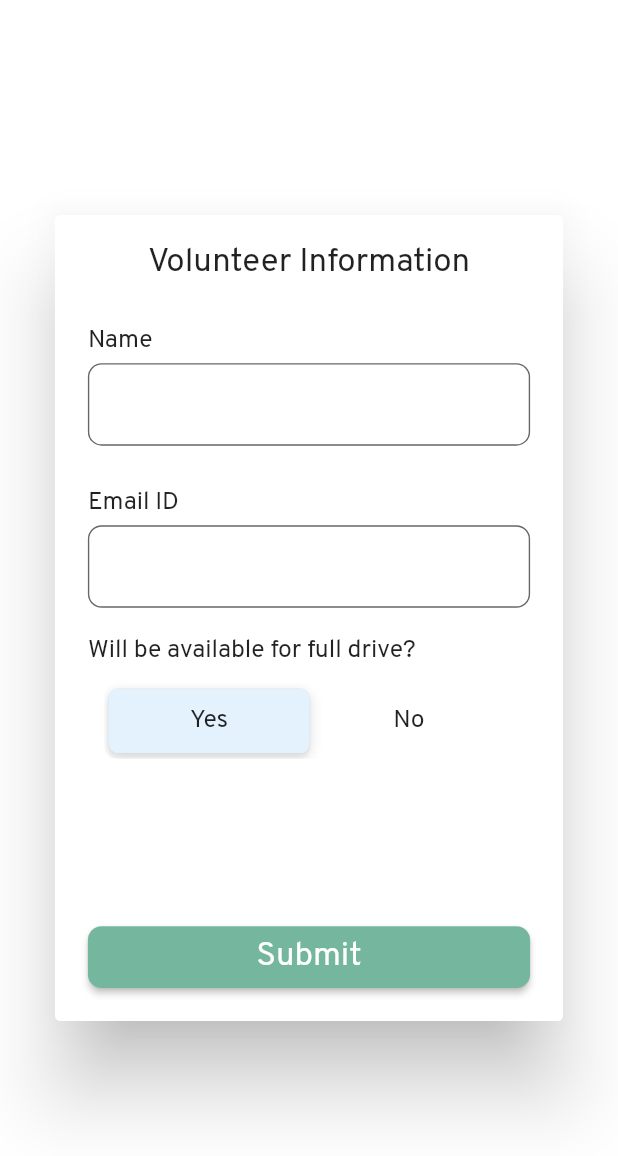
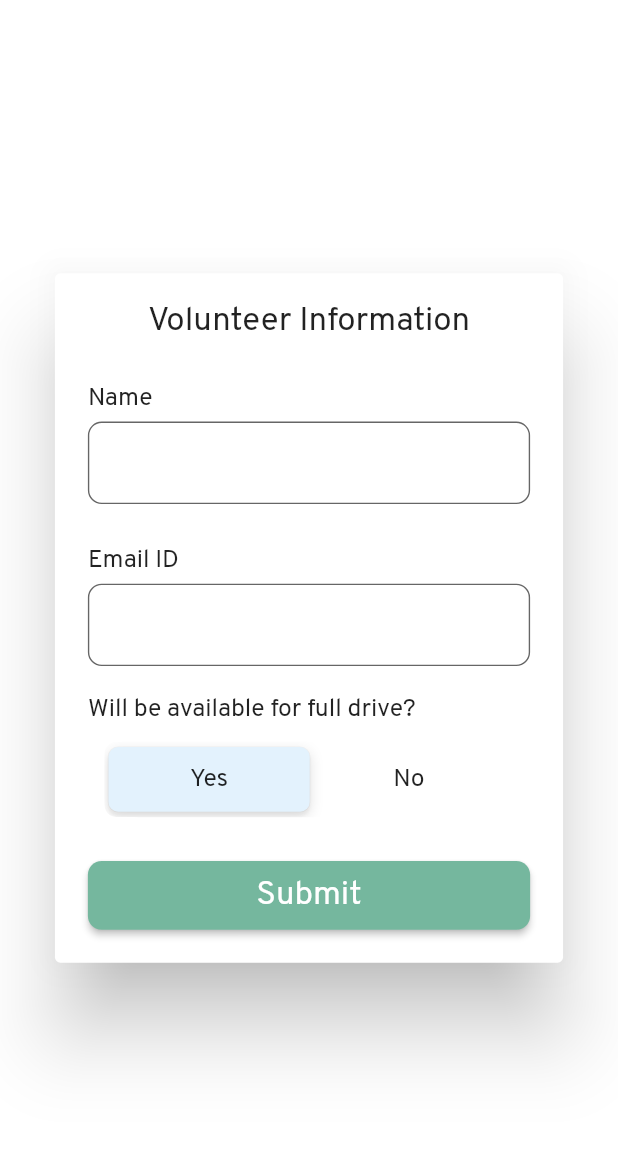
Before and after one commit to tejastamkar/freemorsel, a Flutter app: the Volunteer widget shown alone on an empty page, opened directly, on a phone screen of 412 x 824 dp. Shown: the top 1156 px of the screen. Run offline on Flutter 3.47's test engine with Material 2 defaults, Android fonts, the phone set to English and light mode, and no system bars; our stand-ins replace animated_splash_screen, cached_network_image, carousel_indicator, carousel_slider, cloud_firestore, firebase_auth and 20 more; accounts and stored records are empty; network calls fail; project files that could hold a hidden picture were left out.

Commit message:
volunter popup renderflex fixed

```diff
--- a/lib/widgets/volunteerpopup.dart
+++ b/lib/widgets/volunteerpopup.dart
@@ -17,15 +17,17 @@ class _VolunteerState extends State<Volunteer> {
     return AlertDialog(
       content: Column(
           mainAxisSize: MainAxisSize.min,
-          crossAxisAlignment: CrossAxisAlignment.stretch,
+          crossAxisAlignment: CrossAxisAlignment.start,
           children: [
-            const Text(
+            const Center(
+              child: Text(
                 "Volunteer Information",
                 style: TextStyle(
                   fontSize: 24,
                   fontWeight: FontWeight.w400,
                 ),
                 textAlign: TextAlign.center,
+              ),
             ),
             const Padding(
               padding: EdgeInsets.only(bottom: 5, top: 30),
@@ -98,22 +100,19 @@ class _VolunteerState extends State<Volunteer> {
                       setState(() => available = groupValue)),
             ),
             const SizedBox(
-              height: 110,
+              height: 20,
             ),
-            SizedBox(
-              height: 45,
-              child: ElevatedButton(
+            ElevatedButton(
                 style: ElevatedButton.styleFrom(
                     shape: RoundedRectangleBorder(
                         borderRadius: BorderRadius.circular(10)),
                     backgroundColor: primary2Color,
-                  ),
+                    minimumSize: Size(width, 50)),
                 onPressed: () {},
                 child: const Text(
                   "Submit",
                   style: TextStyle(fontSize: 24, fontWeight: FontWeight.w400),
-                  )),
-            )
+                ))
           ]),
     );
   }
```
Lines whose indentation alone changed are shown as unchanged.
